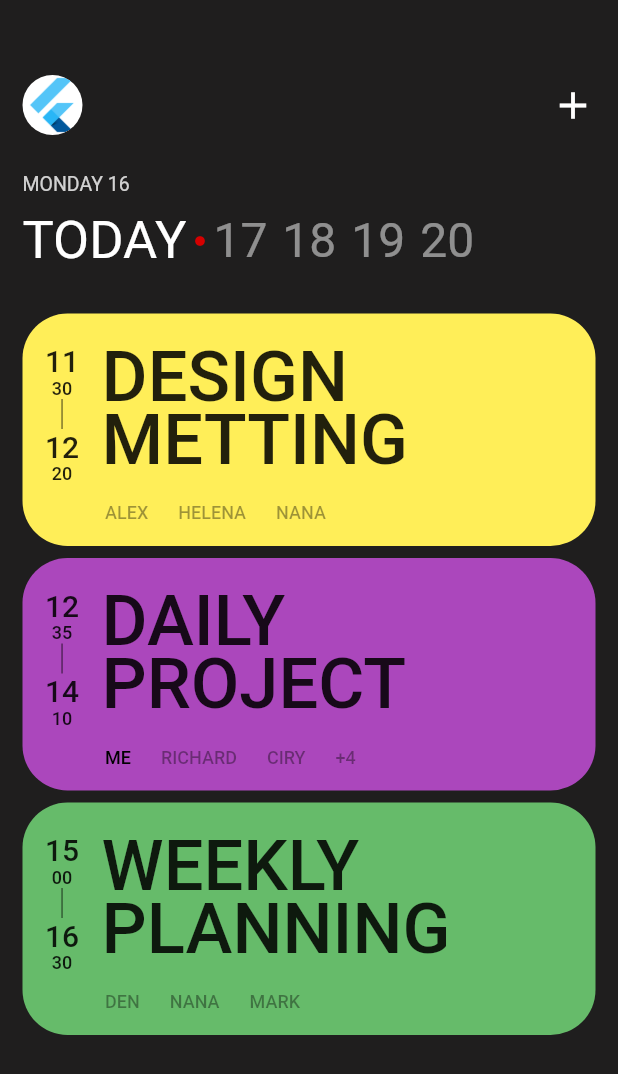
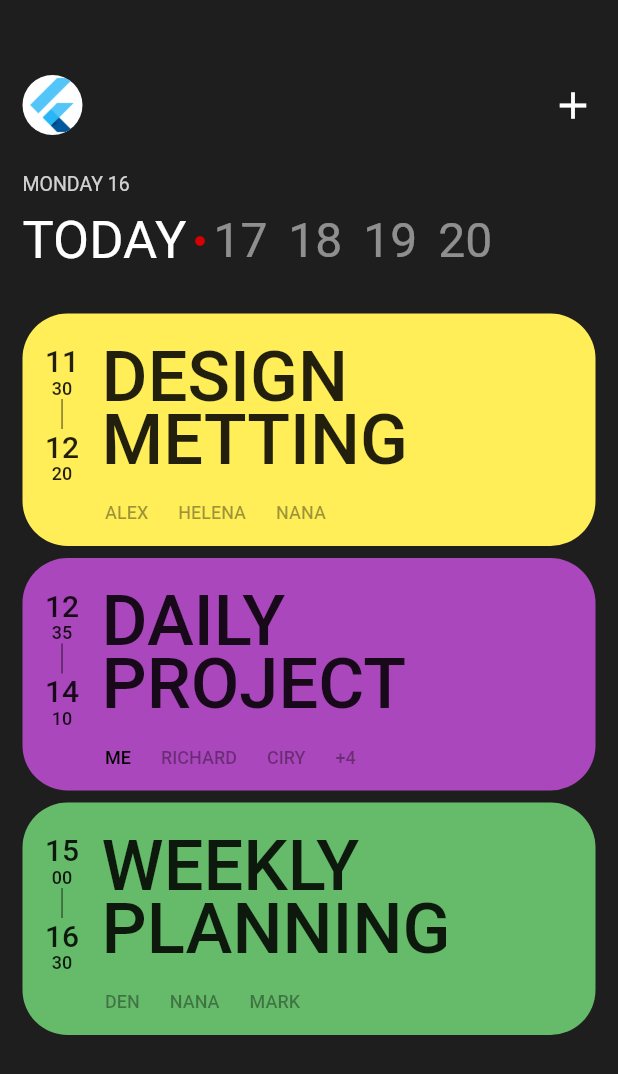
Before and after one commit to sol92824/flutter_app, a Flutter app: the screen it shows after launch, on a phone screen of 412 x 824 dp. Shown: the top 1074 px of the screen. Run offline on Flutter 3.47's test engine with Material 2 defaults, Android fonts, the phone set to English and light mode, and no system bars.

Commit message:
날짜 문제 해결 필요

```diff
--- a/lib/screens/schedule_screen.dart
+++ b/lib/screens/schedule_screen.dart
@@ -76,13 +76,10 @@ class ScheduleScreen extends StatelessWidget {
                       size: 8,
                     ),
                   ),
-                  Row(
-                    mainAxisAlignment: MainAxisAlignment.spaceBetween,
-                    children: [
                   for (int i = 1; i <= 4; i++)
                     Padding(
                       padding: const EdgeInsets.only(
-                            right: 10,
+                        right: 14,
                       ),
                       child: Text(
                         '${today + i}',
@@ -91,8 +88,6 @@ class ScheduleScreen extends StatelessWidget {
                           fontSize: 32,
                         ),
                       ),
-                        ),
-                    ],
                     ),
                 ],
               ),
```
Lines whose indentation alone changed are shown as unchanged.
